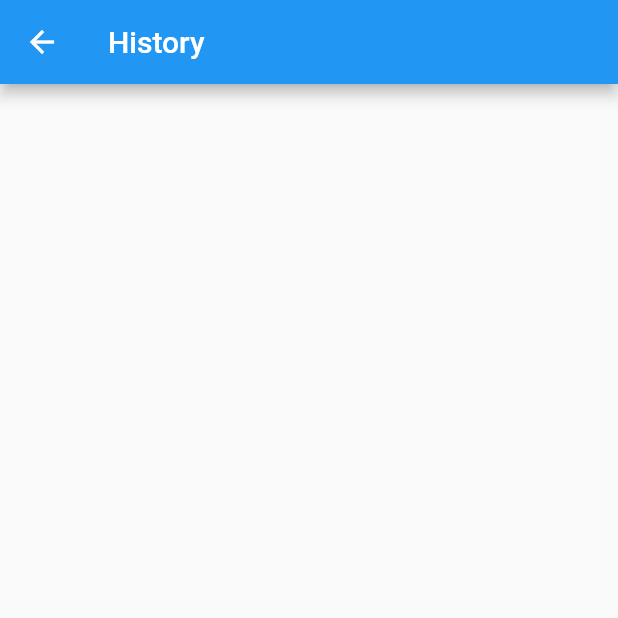
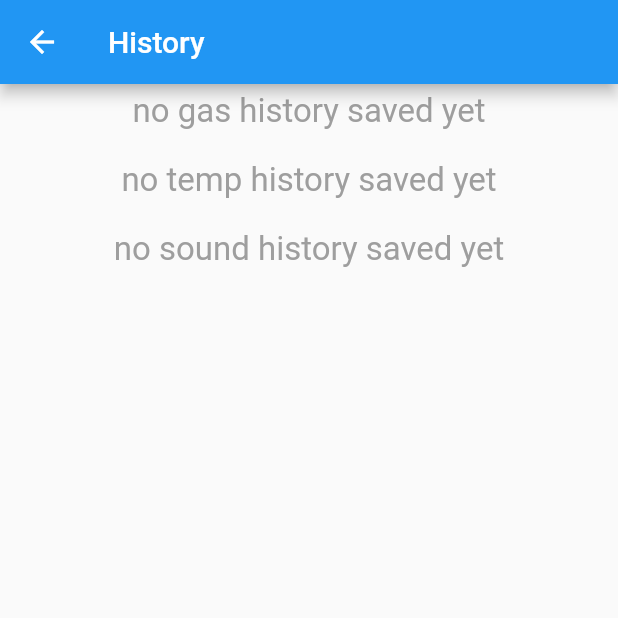
Before and after one commit to SpiritosMts/nouha_eya_pfe, a Flutter app: the HistoryView screen opened directly, on a phone screen of 412 x 824 dp, the top half of it. Run offline on Flutter 3.47's test engine with Material 2 defaults, Android fonts, the phone set to English and light mode, and no system bars; our stand-ins replace awesome_dialog, awesome_notifications, cloud_firestore, email_validator, firebase_auth, firebase_core and 8 more; missing offline and left inert: dart:ffi; accounts and stored records are empty.

Commit message:
first commitrrfsddqsdqqsdsfsdfsdffdsf

```diff
--- a/lib/admin/approvedListCtr.dart
+++ b/lib/admin/approvedListCtr.dart
@@ -87,7 +87,7 @@ class UsersCtr extends GetxController {
 
   addFirstServer(userID) async {
 
-    DatabaseReference serverData = database!.ref('Leoni/LTN4');
+    DatabaseReference serverData = database!.ref('Leoni');
     await serverData.update({
       "$userID}": {
         "server1": {
--- a/lib/history/history.dart
+++ b/lib/history/history.dart
@@ -203,7 +203,7 @@ class _HistoryViewState extends State<HistoryView> {
                         //mainAxisAlignment: MainAxisAlignment.end,
                         children: [
                           /// GAS chart
-                          if (gc.gas_history.isNotEmpty)
+                           (gc.gas_history.isNotEmpty)?
                             chartGraph(
                               'gas',
                               gc.gas_history, // list { 'time':25, 'value':147 }
@@ -212,11 +212,19 @@ class _HistoryViewState extends State<HistoryView> {
                               replaceWithClosestHalf(getMinValue(gc.gas_values) - 200.0),
                               replaceWithClosestHalf(getMaxValue(gc.gas_values) + 200.0),
                               gc.gas_history.length / 50 < 1.0 ? 1.0 : gc.gas_history.length / 50,
-                            ),
+                            ):Center(
+                             child: Text(
+                               'no gas history saved yet',
+                               style: TextStyle(
+                                 color: Colors.grey,
+                                 fontSize: 22,
+                               ),
+                             ),
+                           ),
 
                           /// temperature chart
                           SizedBox(height: 20),
-                          if (gc.temp_history.isNotEmpty)
+                          (gc.temp_history.isNotEmpty)?
                             chartGraph(
                               'temperature',
                               gc.temp_history,
@@ -225,11 +233,19 @@ class _HistoryViewState extends State<HistoryView> {
                               replaceWithClosestHalf(getMinValue(gc.tem_values) - 1.0),
                               replaceWithClosestHalf(getMaxValue(gc.tem_values) + 1.0),
                               gc.temp_history.length / 50 < 1.0 ? 1.0 : gc.temp_history.length / 50,
+                            ):Center(
+                            child: Text(
+                              'no temp history saved yet',
+                              style: TextStyle(
+                                color: Colors.grey,
+                                fontSize: 22,
+                              ),
                             ),
+                          ),
 
                           /// noise chart
                           SizedBox(height: 20),
-                          if (gc.noise_history.isNotEmpty)
+                          (gc.noise_history.isNotEmpty)?
                             chartGraph(
                               'sound',
                               gc.noise_history,
@@ -241,7 +257,15 @@ class _HistoryViewState extends State<HistoryView> {
                               // double.parse(getMinValue(gc.noise_values))-2.0,
                               // double.parse(getMaxValue(gc.noise_values))+2.0,
                               gc.noise_history.length / 50 < 1.0 ? 1.0 : gc.noise_history.length / 50,
+                            ):Center(
+                            child: Text(
+                              'no sound history saved yet',
+                              style: TextStyle(
+                                color: Colors.grey,
+                                fontSize: 22,
+                              ),
                             ),
+                          ),
                           SizedBox(height: 20)
                         ],
                       ),
--- a/lib/history/history_ctr.dart
+++ b/lib/history/history_ctr.dart
@@ -63,19 +63,19 @@ class HistoryCtr extends GetxController {
 
 
     loading = true;
-    gas_history = await getHistoryData('Leoni/LTN4/SR1/gas'); // path history
+    gas_history = await getHistoryData('Leoni/LTN4SR1/gas'); // path history
     gas_values = gas_history.map((map) => map['value'].toDouble().toString() ).toList();
     gas_times = gas_history.map((map) => map['time'].toString() ).toList();
     print('## gas_history<${gas_history.length}>// gas_values<${gas_values}>// gas_times<${gas_times}>');
 
 
 
-    temp_history = await getHistoryData('Leoni/LTN4/SR1/temperature');
+    temp_history = await getHistoryData('Leoni/LTN4SR1/temperature');
     tem_values = temp_history.map((map) => map['value'].toString() ).toList();
     tem_times = temp_history.map((map) => map['time'].toString() ).toList();
     //
     //
-    noise_history = await getHistoryData('Leoni/LTN4/SR1/sound');
+    noise_history = await getHistoryData('Leoni/LTN4SR1/sound');
     noise_values = noise_history.map((map) => map['value'].toString() ).toList();
     noise_times = noise_history.map((map) => map['time'].toString() ).toList();
 
@@ -87,7 +87,7 @@ class HistoryCtr extends GetxController {
 
   /// delete history values /////
   deleteFirstValues(int deleteCount,String type) async {
-      DatabaseReference gasRef = database!.ref('Leoni/LTN4/SR1/$type');
+      DatabaseReference gasRef = database!.ref('Leoni/LTN4SR1/$type');
 
     await gasRef.limitToFirst(deleteCount).once().then((DatabaseEvent value) {
       if (value.snapshot.exists){
```
Also changed, not shown: lib/home_page/home_page_ctr.dart (+6 -6 lines).
